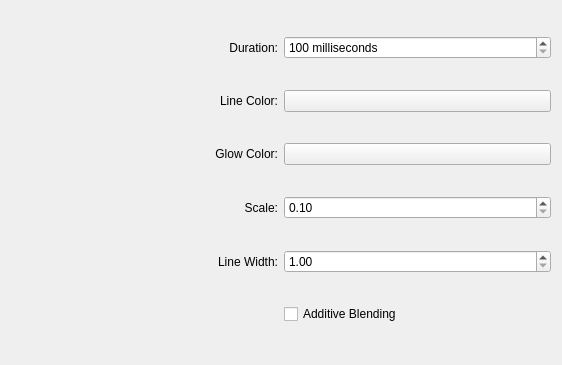
The window that kwin/fire/config.ui (Schneegans/Burn-My-Windows) describes before a commit, drawn with Qt 5.
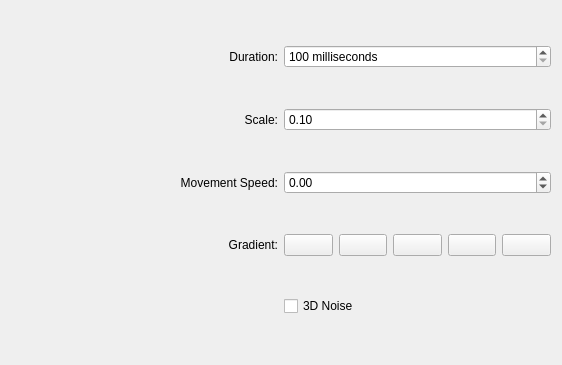
The same window after the commit. Custom widgets are drawn as their Qt base class.

Commit message: :beetle: Fix kwin fire effect configuration ui

Patch:
```diff
--- a/kwin/fire/config.ui
+++ b/kwin/fire/config.ui
@@ -11,36 +11,16 @@
    </rect>
   </property>
   <layout class="QGridLayout" name="gridLayout">
-   <item row="1" column="0">
-    <widget class="QLabel" name="label_2">
+   <item row="4" column="0">
+    <widget class="QLabel" name="label_4">
      <property name="text">
-      <string>Line Color:</string>
+      <string>Gradient:</string>
      </property>
      <property name="alignment">
       <set>Qt::AlignRight|Qt::AlignTrailing|Qt::AlignVCenter</set>
      </property>
     </widget>
    </item>
-   <item row="4" column="1">
-    <widget class="QDoubleSpinBox" name="kcfg_LineWidth">
-     <property name="minimum">
-      <double>1.000000000000000</double>
-     </property>
-     <property name="maximum">
-      <double>5.000000000000000</double>
-     </property>
-    </widget>
-   </item>
-   <item row="3" column="1">
-    <widget class="QDoubleSpinBox" name="kcfg_Scale">
-     <property name="minimum">
-      <double>0.100000000000000</double>
-     </property>
-     <property name="maximum">
-      <double>10.000000000000000</double>
-     </property>
-    </widget>
-   </item>
    <item row="0" column="1">
     <widget class="QSpinBox" name="kcfg_Duration">
      <property name="suffix">
@@ -57,37 +37,37 @@
      </property>
     </widget>
    </item>
-   <item row="2" column="0">
-    <widget class="QLabel" name="label_4">
-     <property name="text">
-      <string>Glow Color:</string>
+   <item row="1" column="1">
+    <widget class="QDoubleSpinBox" name="kcfg_Scale">
+     <property name="minimum">
+      <double>0.100000000000000</double>
      </property>
-     <property name="alignment">
-      <set>Qt::AlignRight|Qt::AlignTrailing|Qt::AlignVCenter</set>
-     </property>
-    </widget>
-   </item>
-   <item row="4" column="0">
-    <widget class="QLabel" name="label_5">
-     <property name="text">
-      <string>Line Width:</string>
-     </property>
-     <property name="alignment">
-      <set>Qt::AlignRight|Qt::AlignTrailing|Qt::AlignVCenter</set>
-     </property>
-    </widget>
-   </item>
-   <item row="0" column="0">
-    <widget class="QLabel" name="label">
-     <property name="text">
-      <string>Duration:</string>
-     </property>
-     <property name="alignment">
-      <set>Qt::AlignRight|Qt::AlignTrailing|Qt::AlignVCenter</set>
+     <property name="maximum">
+      <double>10.000000000000000</double>
      </property>
     </widget>
    </item>
    <item row="3" column="0">
+    <widget class="QLabel" name="label_2">
+     <property name="text">
+      <string>Movement Speed:</string>
+     </property>
+     <property name="alignment">
+      <set>Qt::AlignRight|Qt::AlignTrailing|Qt::AlignVCenter</set>
+     </property>
+    </widget>
+   </item>
+   <item row="3" column="1">
+    <widget class="QDoubleSpinBox" name="kcfg_MovementSpeed">
+     <property name="minimum">
+      <double>-5.000000000000000</double>
+     </property>
+     <property name="maximum">
+      <double>5.000000000000000</double>
+     </property>
+    </widget>
+   </item>
+   <item row="1" column="0">
     <widget class="QLabel" name="label_3">
      <property name="text">
       <string>Scale:</string>
@@ -97,24 +77,59 @@
      </property>
     </widget>
    </item>
-   <item row="5" column="1">
-    <widget class="QCheckBox" name="kcfg_AdditiveBlending">
+   <item row="4" column="1">
+    <layout class="QHBoxLayout" name="horizontalLayout">
+     <item>
+      <widget class="KColorButton" name="kcfg_Gradient1">
+       <property name="alphaChannelEnabled">
+        <bool>true</bool>
+       </property>
+      </widget>
+     </item>
+     <item>
+      <widget class="KColorButton" name="kcfg_Gradient2">
+       <property name="alphaChannelEnabled">
+        <bool>true</bool>
+       </property>
+      </widget>
+     </item>
+     <item>
+      <widget class="KColorButton" name="kcfg_Gradient3">
+       <property name="alphaChannelEnabled">
+        <bool>true</bool>
+       </property>
+      </widget>
+     </item>
+     <item>
+      <widget class="KColorButton" name="kcfg_Gradient4">
+       <property name="alphaChannelEnabled">
+        <bool>true</bool>
+       </property>
+      </widget>
+     </item>
+     <item>
+      <widget class="KColorButton" name="kcfg_Gradient5">
+       <property name="alphaChannelEnabled">
+        <bool>true</bool>
+       </property>
+      </widget>
+     </item>
+    </layout>
+   </item>
+   <item row="7" column="1">
+    <widget class="QCheckBox" name="kcfg_3DNoise">
      <property name="text">
-      <string>Additive Blending</string>
+      <string>3D Noise</string>
      </property>
     </widget>
    </item>
-   <item row="2" column="1">
-    <widget class="KColorButton" name="kcfg_GlowColor">
-     <property name="alphaChannelEnabled">
-      <bool>true</bool>
+   <item row="0" column="0">
+    <widget class="QLabel" name="label">
+     <property name="text">
+      <string>Duration:</string>
      </property>
-    </widget>
-   </item>
-   <item row="1" column="1">
-    <widget class="KColorButton" name="kcfg_LineColor">
-     <property name="alphaChannelEnabled">
-      <bool>true</bool>
+     <property name="alignment">
+      <set>Qt::AlignRight|Qt::AlignTrailing|Qt::AlignVCenter</set>
      </property>
     </widget>
    </item>
```
